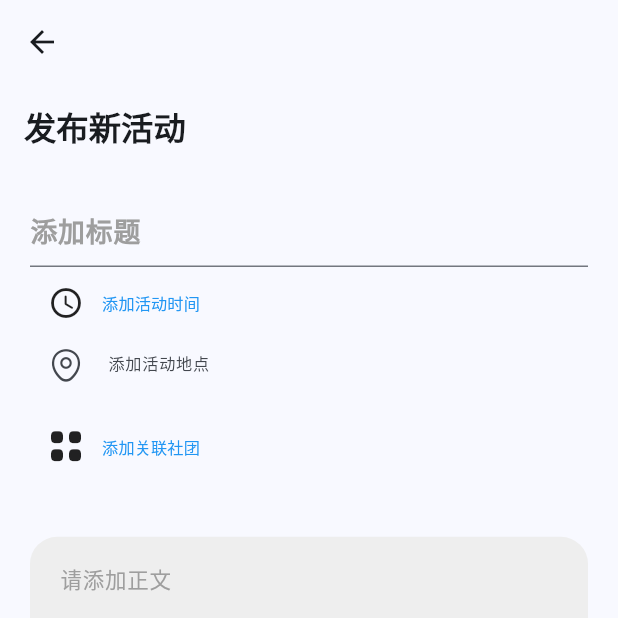
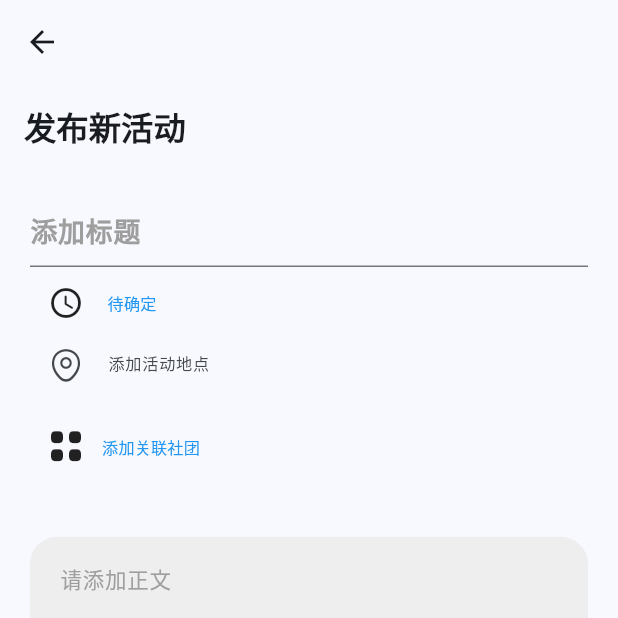
Before and after one commit to Zjerrry/Campus-registration-, a Flutter app: the screen it shows after launch, after a tap on the "add" icon, on a phone screen of 412 x 824 dp, the top half of it. Run offline on Flutter 3.47's test engine with Material 3 defaults, Android fonts, the phone set to English and light mode, and no system bars; our stand-ins replace card_swiper, flutter_screenutil, permission_handler, shared_preferences; missing offline and left inert: date_picker_plus, wechat_assets_picker.

Commit message:
4月26日，改善日期选择，解决持久化加载错误问题，添加主页搜索框

```diff
--- a/lib/commons/Global.dart
+++ b/lib/commons/Global.dart
@@ -57,23 +57,28 @@ class GlobalInformation{
  //=======================发布活动的草稿==========================
  final Map<String,dynamic> editingDraft = {
    'title':'',
-   'time':'',
    'place':'',
+   'start_time':null,
+   'end_time':null,
    'content':'',
  };
  //---------------------储存草稿字典---------------------------
 
   String get draftTitle =>editingDraft['title'];
-  String get draftTime =>editingDraft['time'];
   String get draftPlace =>editingDraft['place'];
   String get draftContent =>editingDraft['content'];
+  DateTime? get draftStartTime => editingDraft['start_time'];
+  DateTime? get draftEndTime => editingDraft['end_time'];
   //--------------------------------------------------------
 
   void updateDraft(String key,dynamic value)
   {
+    print("--------------------------------");
     if(editingDraft.containsKey(key))
       {
         editingDraft[key] = value;
+        print("===================");
+        print("$key:$value");
         _saveToPrefs();
       }
   }
@@ -130,7 +135,7 @@ void loadFromPrefs(Map<String,dynamic> data)
     _collectedClubs = List<String>.from(data['collectedClubs'] ?? []);
     _linkingClubs = List<String>.from(data['linkingClubs'] ?? []);
     _school = data['school'] ?? 0;
-    editingDraft.addAll(Map<String,dynamic>.from(data['editingDraft'] ?? {}));
+    editingDraft.addAll(data['editingDraft'] ?? {});
   }
 
 }
@@ -149,15 +154,29 @@ class Global{
     //-------------设置持久化数据--------------------------------
 
     //===================加载数据================================
-    //------------  会卡住？？？  -----------------
-    // GlobalInformation().loadFromPrefs({
-    //   'collectedClub':_prefs.getStringList('collect_list'),
-    //   'linkingClubs':_prefs.getStringList('linking_list'),
-    //   'school':_prefs.getInt('school'),
-    //   'editingDraft':_prefs.getStringList('editing_draft'),
-    // });
+    GlobalInformation().loadFromPrefs({
+      'collectedClubs':_prefs.getStringList('collect_list'),
+      'linkingClubs':_prefs.getStringList('linking_list'),
+      'school':_prefs.getInt('school'),
+      'editingDraft':_parseDraftData(_prefs.getString('editing_drafts')),
+    });
 
-    //===========================================================
+  }
+
+  //------------------ 解析草稿json文件 ---------------------
+  static Map<String,dynamic> _parseDraftData(String? jsonString){
+    final data = jsonDecode(jsonString ??'{}') as Map<String,dynamic>;
+    return {
+      'title':data['title'],
+      'place':data['place'],
+      'start_time': data['start_time'] != null
+          ? DateTime.parse(data['start_time'])
+          : null,
+      'end_time': data['end_time'] != null
+          ? DateTime.parse(data['end_time'])
+          : null,
+      'content': data['content'],
+    };
   }
 
   //==========================保存数据============================
@@ -171,18 +190,14 @@ class Global{
     _prefs.setInt("school", GlobalInformation().school);
 
     final draft = GlobalInformation().editingDraft;
-    _prefs.setStringList(
-      'editing_draft', [
-      draft['title'] ?? '',
-      draft['time'] ?? '',
-      draft['place'] ?? '',
-      draft['content'] ?? ''
-      ]
-    );
+    final draftJson = jsonEncode({
+      'title':draft['title'] ?? '',
+      'place':draft['place'] ?? '',
+      'start_time':draft['start_time']?.toIso8601String() ?? '',
+      'end_time':draft['end_time']?.toIso8601String() ?? '',
+      'content':draft['content'] ?? ''
+    });
 
+    _prefs.setString('editing_drafts',draftJson);
   }
-
-//==================================================================
-
-
 }
--- a/lib/main.dart
+++ b/lib/main.dart
@@ -4,8 +4,9 @@ import 'package:test_fist/routes/HomePage.dart';
 import 'package:test_fist/commons/Global.dart';
 import 'package:flutter_screenutil/flutter_screenutil.dart';
 
-void main() {
-  Global.init().then((onValue)=>runApp(const MyApp()));
+void main() async {
+  await Global.init();
+  runApp(const MyApp());
 }
 
 class MyApp extends StatelessWidget {
@@ -15,6 +16,9 @@ class MyApp extends StatelessWidget {
     return ScreenUtilInit(
       designSize: const Size(412,917),
       minTextAdapt: true,
+
+
+
       splitScreenMode: true,
       builder: (context,child)=>MaterialApp(
         //debugShowCheckedModeBanner: false,
--- a/lib/routes/Event Release/Event Release.dart
+++ b/lib/routes/Event Release/Event Release.dart
@@ -1,3 +1,5 @@
+import 'dart:math';
+
 import 'package:flutter/material.dart';
 import 'package:test_fist/routes/ViewClub/ClubMainPage.dart';
 import 'addLinkClub.dart';
@@ -6,7 +8,6 @@ import 'package:test_fist/commons/Global.dart';
 import 'package:flutter_screenutil/flutter_screenutil.dart';
 import 'package:test_fist/widgets/my_icons_icons.dart';
 import 'package:date_picker_plus/date_picker_plus.dart';
-import 'addEventTime.dart';
 
 
 class EventReleasePage extends StatefulWidget {
@@ -40,7 +41,8 @@ class _BodyState extends State<_Body> {
   TextEditingController _contentController = TextEditingController();
   TextEditingController _titleController =TextEditingController();
   TextEditingController _placeController =TextEditingController();
-  TextEditingController _timeController =TextEditingController();
+  DateTime? startDate;
+  DateTime? endDate;
 
 
   @override
@@ -55,7 +57,8 @@ class _BodyState extends State<_Body> {
     _titleController = TextEditingController(text: draft['title']);
     _placeController = TextEditingController(text: draft['place']);
     _contentController = TextEditingController(text: draft['content']);
-    _timeController = TextEditingController(text: draft['time']);
+    startDate = draft['start_time'];
+    endDate = draft['end_time'];
   }
 
   //-------------最终保存-----------------------------------------
@@ -119,16 +122,40 @@ class _BodyState extends State<_Body> {
                             ),
                             TextButton(
                                 onPressed: () async {
-                                  await Navigator.push(
-                                    context,
-                                    MaterialPageRoute(
-                                      builder: (context) => addEventTime(),
+                                  final selectDate = await showRangePickerDialog(
+                                    context: context,
+                                    initialDate: DateTime.now(),
+                                    minDate: DateTime(2021, 1, 1),
+                                    maxDate: DateTime(2028, 12, 31),
+                                    singelSelectedCellDecoration: BoxDecoration(
+                                      color: Colors.blueAccent[100],
+                                      shape: BoxShape.circle
+                                    ),
+                                    currentDateDecoration: BoxDecoration(
+                                        border: Border.all(color: Colors.blueAccent,width: 1),
+                                        shape: BoxShape.circle
                                     ),
                                   );
-                                  setState(() {});
+                                  // await Navigator.push(
+                                  //   context,
+                                  //   MaterialPageRoute(
+                                  //     builder: (context) => addEventTime(),
+                                  //   ),
+                                  // );
+                                  if(selectDate != null)
+                                  {
+                                    setState(() {
+                                      startDate = selectDate.start;
+                                      endDate = selectDate.end;
+                                    });
+                                    GlobalInformation().updateDraft('start_time',startDate);
+                                    GlobalInformation().updateDraft('end_time',endDate);
+                                  }
                                 },
                                 child: Text(
-                                  "添加活动时间",
+                                  startDate != null && endDate != null ?
+                                  "${startDate!.year}/${startDate!.month}/${startDate!.day}-${endDate!.year}/${endDate!.month}/${endDate!.day}"
+                                  :"待确定",
                                   style: TextStyle(fontSize: 12.sp,
                                       color: Colors.blue),
                                 )
@@ -213,7 +240,7 @@ class _BodyState extends State<_Body> {
                         //--------------------------------
                         //-----------图片上传--------------
                      Padding(padding:EdgeInsets.only(top: 20.h),
-                          child: ImagePicker(
+                          child: const ImagePicker(
                             child: Icon(Icons.photo_outlined),
                           ),),
                         //-------------------------------
--- a/lib/routes/Settings/PersonSettings.dart
+++ b/lib/routes/Settings/PersonSettings.dart
@@ -19,7 +19,7 @@ class _PersonSettingsState extends State<PersonSettings> {
         backgroundColor: Colors.grey[200],
         title: Padding(
           padding: EdgeInsets.symmetric(horizontal: 90.w),
-            child: Text('个人信息更改',style: TextStyle(
+            child: const Text('个人信息更改',style: TextStyle(
               fontWeight: FontWeight.bold
               ),
             )
--- a/lib/routes/ViewEvent/EventView.dart
+++ b/lib/routes/ViewEvent/EventView.dart
@@ -1,10 +1,10 @@
 import 'package:card_swiper/card_swiper.dart';
 import 'package:flutter/material.dart';
 import 'package:test_fist/widgets/Tool.dart';
-import 'package:test_fist/widgets/ClubSearch.dart';
 import 'package:test_fist/widgets/my_icons_icons.dart';
 import '../Log/LogPage.dart';
 import 'package:flutter_screenutil/flutter_screenutil.dart';
+import 'EventSearch.dart';
 
 class EventView extends StatefulWidget {
   const EventView({super.key});
@@ -27,15 +27,37 @@ class _EventViewState extends State<EventView> {
     return Scaffold(
       appBar: AppBar(
         //backgroundColor: Colors.black,
-        title: TopSearchBar(
-                lable: "搜索活动",
-                onSearch: (value){
-                  setState(() {
-                    SearchValue = value;
-                    Search(SearchValue);
-                  });
-                },
-                SearchValue: SearchValue
+        title:Container(
+              width: 352.w,
+              height: 33.h,
+              //padding: EdgeInsets.only(left: 20.r,right: 20.r),
+              alignment: Alignment.centerRight,
+              decoration: BoxDecoration(
+                  borderRadius: BorderRadius.circular(9.r),
+                  color: Colors.white
+              ),
+              child:ElevatedButton(
+                  onPressed: (){
+                    Navigator.push(
+                      context,
+                      MaterialPageRoute(
+                        builder: (context) => EventSearch(),
+                      ),
+                    );
+                  },
+                style: ButtonStyle(
+                  backgroundColor: WidgetStateProperty.all(Colors.white),
+                ),
+                  child: Padding(
+                      padding: EdgeInsets.all(5.r),
+                      child:const Row(
+                        children: [
+                          Icon(Icons.search),
+                          Text("搜索活动",style: TextStyle(color: Colors.grey),)
+                        ],
+                      )
+                  ),
+              )
             ),
         actions: <Widget>[ //导航栏右侧菜单
           IconButton(icon: Icon(Icons.login,color: Colors.blue,), onPressed: () {
@@ -101,7 +123,7 @@ Widget TopImageSliver(BuildContext context)
                 autoplayDelay:5000,
                 itemBuilder: (BuildContext context,int index)
                 {
-                  return Padding(padding: const EdgeInsets.only(),
+                  return Padding(padding: EdgeInsets.symmetric(horizontal: 10.w),
                     child: Container(
                         decoration: BoxDecoration(
                             borderRadius: BorderRadius.circular(8.r),
--- a/lib/widgets/SettingButton.dart
+++ b/lib/widgets/SettingButton.dart
@@ -49,7 +49,7 @@ Widget PreButton(VoidCallback onPressed)
           mainAxisAlignment: MainAxisAlignment.spaceBetween,
           children: [
             Text("头像",style: TextStyle(fontSize: 20.sp,fontWeight: FontWeight.bold),),
-            Padding(padding: EdgeInsets.only(left: 220),
+            Padding(padding: EdgeInsets.only(left: 200.w),
               child: Container(
                 height: 50,
                 width: 50,
```
Also changed, not shown: lib/routes/Event Release/addEventTime.dart (deleted, +0 -45 lines), lib/routes/ViewEvent/EventSearch.dart (added, +79 -0 lines).
